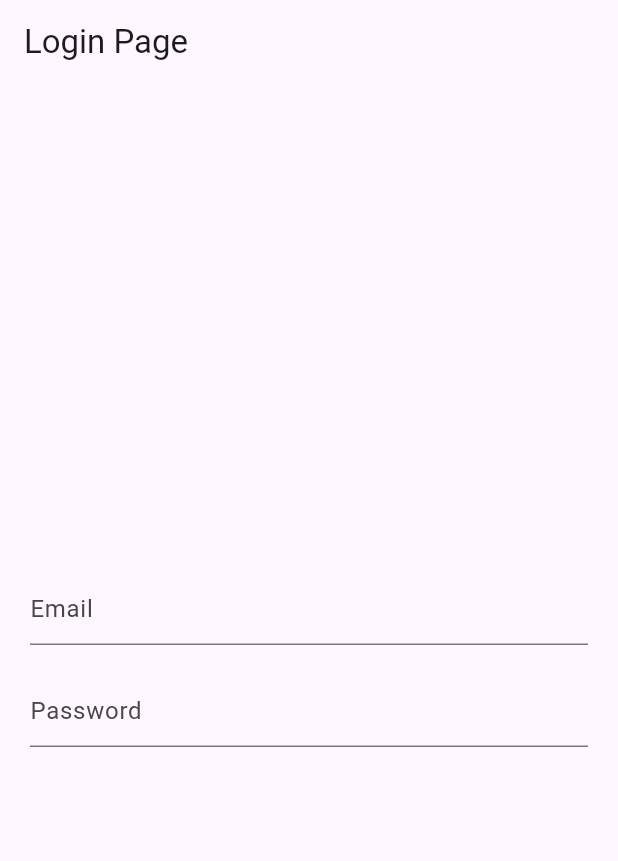
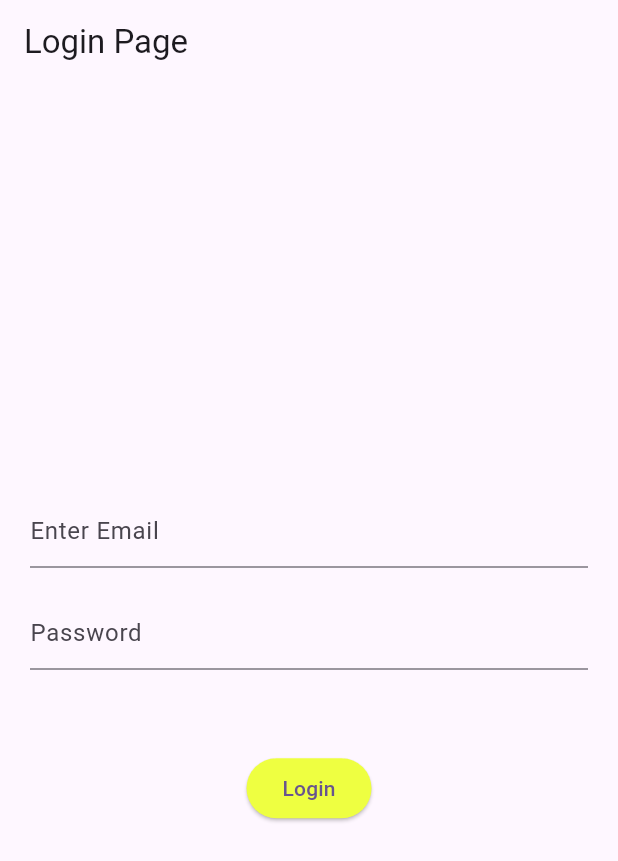
Before and after one commit to Soudip-dev/bloc_clean_coding, a Flutter app: the screen it shows after launch, on a phone screen of 412 x 824 dp. Shown: the top 861 px of the screen. Run offline on Flutter 3.47's test engine with Material 3 defaults, Android fonts, the phone set to English and light mode, and no system bars; our stand-ins replace bloc, equatable, flutter_bloc, freezed_annotation.

Commit message:
login page done

```diff
--- /dev/null
+++ b/lib/bloc/loginBloc/login_bloc.dart
@@ -0,0 +1,26 @@
+import 'package:bloc/bloc.dart';
+import 'package:equatable/equatable.dart';
+part  'login_event.dart';
+part 'login_states.dart';
+
+
+class LoginBloc extends Bloc<LoginEvent, LoginInitialStates> {
+  LoginBloc() : super(const LoginInitialStates()) {
+    on<EmailEvent>(_onEmailChange);
+    on<PasswordEvent>(_onPasswordChange);
+  }
+
+  void _onEmailChange(EmailEvent event, Emitter<LoginInitialStates> emit) {
+    print("<<<<<<<<<<<<<<<<_onEmailChange>>>>>>>>>>>>>>>>");
+    print("Email>>>> : ${event.email}");
+    emit(state.copyWith(email: event.email));
+  }
+
+  void _onPasswordChange(PasswordEvent event, Emitter<LoginInitialStates> emit) {
+    print("<<<<<<<<<<<<<<<<onPasswordChange>>>>>>>>>>>>>>>>");
+    print("password>>>> : ${event.password}");
+    emit(state.copyWith(password: event.password));
+
+  }
+
+}
--- /dev/null
+++ b/lib/bloc/loginBloc/login_event.dart
@@ -0,0 +1,37 @@
+
+part of './login_bloc.dart';
+
+
+
+abstract class LoginEvent extends Equatable {
+  const LoginEvent();
+  @override
+  List<Object?> get props => [];
+}
+
+class EmailEvent extends LoginEvent {
+  final String email;
+  const EmailEvent({required this.email});
+
+  @override
+  // TODO: implement props
+  List<Object?> get props => [email];
+}
+class EmailUnfocusEvent extends LoginEvent{
+
+
+}
+// <<<<<<<<<<<<<<<<<<<<<<<<<<<<<>>>>>>>>>>>>>>>>>>>>>>>>>>>>>>>>>>>>>>>>>>>>>>>>>>>>>>>>
+class PasswordEvent extends LoginEvent {
+  final String password;
+  const PasswordEvent({ required this.password});
+
+  @override
+  // TODO: implement props
+  List<Object?> get props => [password];
+}
+
+class PasswordUnfocusEvent extends LoginEvent{}
+
+
+class LoginButton extends LoginEvent{}
--- /dev/null
+++ b/lib/ui_componentes/bottonWidget.dart
@@ -0,0 +1,18 @@
+import 'package:flutter/material.dart';
+
+class ButtonWidget extends StatelessWidget {
+  final Function() onPressed;
+  final String text;
+  const ButtonWidget({Key?key, required this.onPressed, required this.text}) : super(key: key);
+
+  @override
+  Widget build(BuildContext context) {
+    return ElevatedButton(
+                style: ElevatedButton.styleFrom(
+                  backgroundColor: Colors.limeAccent
+                ),
+                onPressed:onPressed,
+                child:Text(text)
+              );
+  }
+}
--- /dev/null
+++ b/lib/ui_componentes/formWidget.dart
@@ -0,0 +1,2 @@
+export './bottonWidget.dart';
+export './normalTextfild.dart';
--- a/lib/ui_componentes/normalTextfild.dart
+++ b/lib/ui_componentes/normalTextfild.dart
@@ -5,8 +5,18 @@ class NormalTextfild extends StatelessWidget {
   final FocusNode ? nextFocusNode;
   final String ? hintText;
 
+  final Function(dynamic)? onChanged;
+  final dynamic validator;
 
-   NormalTextfild({Key?key, required  this.commonFocusNode,  this.nextFocusNode, required this.hintText, }) : super(key: key);
+
+
+   NormalTextfild({Key?key,
+   required  this.commonFocusNode,
+   this.nextFocusNode,
+   required this.hintText,
+
+   required this.validator,
+   this.onChanged }) : super(key: key);
 
   @override
   Widget build(BuildContext context) {
@@ -15,18 +25,12 @@ class NormalTextfild extends StatelessWidget {
                 textInputAction: TextInputAction.next,
                 focusNode: commonFocusNode,
                 onFieldSubmitted: (value){
+
                   FocusScope.of(context).requestFocus(nextFocusNode);
                 },
-                validator: (value) {
-                  if (value!.isEmpty) {
-                    return 'Please enter some text';
-                  }
-                  return null;
+                validator: validator,
 
-                },
-               onChanged: (value) {
-
-               },
+               onChanged: onChanged,
                decoration: InputDecoration(
                 hintText: hintText
                ),
--- a/lib/views/login_page/loginPage.dart
+++ b/lib/views/login_page/loginPage.dart
@@ -1,5 +1,13 @@
-import 'package:bloc_clean_coding/ui_componentes/normalTextfild.dart';
+
+import 'dart:math';
+
+import 'package:bloc_clean_coding/bloc/loginBloc/login_bloc.dart';
+import 'package:bloc_clean_coding/utils/validations.dart';
+import 'package:bloc_clean_coding/views/login_page/emailTextFild.dart';
 import 'package:flutter/material.dart';
+import 'package:bloc_clean_coding/ui_componentes/formWidget.dart';
+import 'package:flutter_bloc/flutter_bloc.dart';
+
 
 class LoginPage extends StatefulWidget {
   const LoginPage({super.key});
@@ -9,17 +17,27 @@ class LoginPage extends StatefulWidget {
 }
 
 class _LoginPageState extends State<LoginPage> {
+SizedBox _spacer([double height = 20]) => SizedBox(height: height,);
   final _formKey = GlobalKey<FormState>();
 final emailFocuse = FocusNode();
 final passwordFocuse = FocusNode();
+late LoginBloc _loginBloc;
+@override
+  void initState() {
 
+      _loginBloc = LoginBloc();
+    super.initState();
+  }
   @override
   Widget build(BuildContext context) {
     return Scaffold(
     appBar: AppBar(
       title: Text("Login Page"),
     ),
-    body: Padding(
+    body: BlocProvider(
+      create: (context) => _loginBloc,
+      child:
+    Padding(
       padding: const EdgeInsets.all(20.0),
       child: Form(
         key: _formKey,
@@ -27,14 +45,82 @@ final passwordFocuse = FocusNode();
           crossAxisAlignment: CrossAxisAlignment.center,
           mainAxisAlignment: MainAxisAlignment.center,
           children: [
-               NormalTextfild(commonFocusNode:emailFocuse , nextFocusNode: primaryFocus , hintText: "Email" ,),
-               SizedBox(height: 20,),
-              NormalTextfild(commonFocusNode:passwordFocuse  , hintText: "Password" ,),
+           BlocBuilder<LoginBloc, LoginInitialStates>(
+            buildWhen: (previous, current) => previous.email != current.email,
+            builder: (context, state) {
+                print("Email state : ${state.email}");
+                 return NormalTextfild(
+                  onChanged: (value) {
+                    print("Input Email : $value");
+                    context.read<LoginBloc>().add(EmailEvent(email: value));
+                  },
+                commonFocusNode:emailFocuse  ,
+                 hintText: "Enter Email" ,
+                 validator: (value){
+                  if (state.email.isEmpty || !state.email.contains("@") || value!.isEmpty) {
+                    return "Please Enter Email";
+                  }
+                  if(Validations().isValidEmail(value) ){
+                   return "Please Enter Valid Email";
+                  }
+                  return null;
+                 },
+                 );
+
+
+               },),
+            //  EmailTextFild(emailFocusNode: emailFocuse,),
+
+               _spacer(),
+               BlocBuilder<LoginBloc, LoginInitialStates>(
+                buildWhen: (previous, current) => previous.password != current.password,
+                builder: (context, state) {
+                print("Password state : ${state.password}");
+                 return NormalTextfild(
+                  onChanged: (value) {
+                    print("Input Password : $value");
+                    context.read<LoginBloc>().add(PasswordEvent(password: value));
+                  },
+                commonFocusNode:passwordFocuse  ,
+                 hintText: "Password" ,
+                 validator: (value){
+                  if (value!.isEmpty ) {
+                    return "Please Enter Password";
+                  }
+                  if(Validations().isValidPassword(value) ){
+                   return "Please Enter Valid Password";
+                  }
+                  return null;
+                 },
+                 );
+
+
+               },),
+
+              _spacer(55),
+             BlocBuilder<LoginBloc, LoginInitialStates>(
+
+              buildWhen: (previous, current) => false,
+              builder: (context, state) {
+               return  ButtonWidget(onPressed: () {
+                if (_formKey.currentState!.validate()) {
+                  print("Data saved 1");
+                  _formKey.currentState!.save();
+                  print("Data saved 2");
+                }
+              },
+              text: "Login");
+             },)
 
           ],
         ),
         ),
     )
+,
+    )
+
     );
   }
+
+
 }
```
Also changed, not shown: lib/bloc/loginBloc/login_states.dart (added, +39 -0 lines), lib/utils/validations.dart (added, +13 -0 lines), lib/views/login_page/emailTextFild.dart (added, +38 -0 lines), lib/views/login_page/passTextFild.dart (added, +10 -0 lines), 1 other file.
